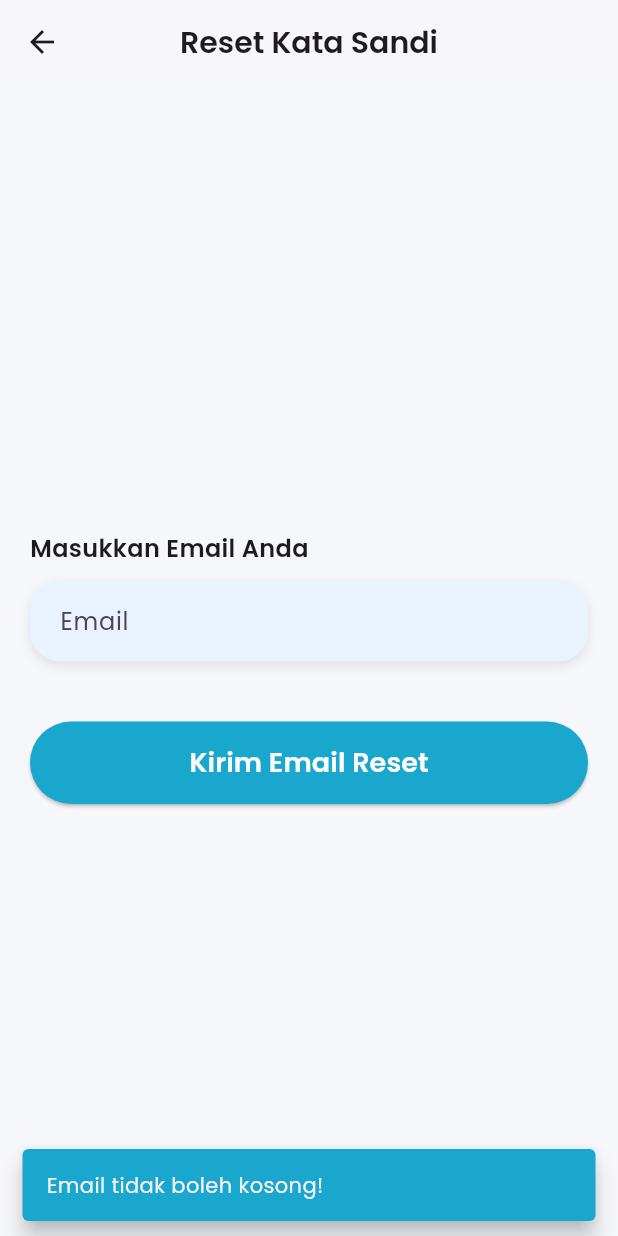
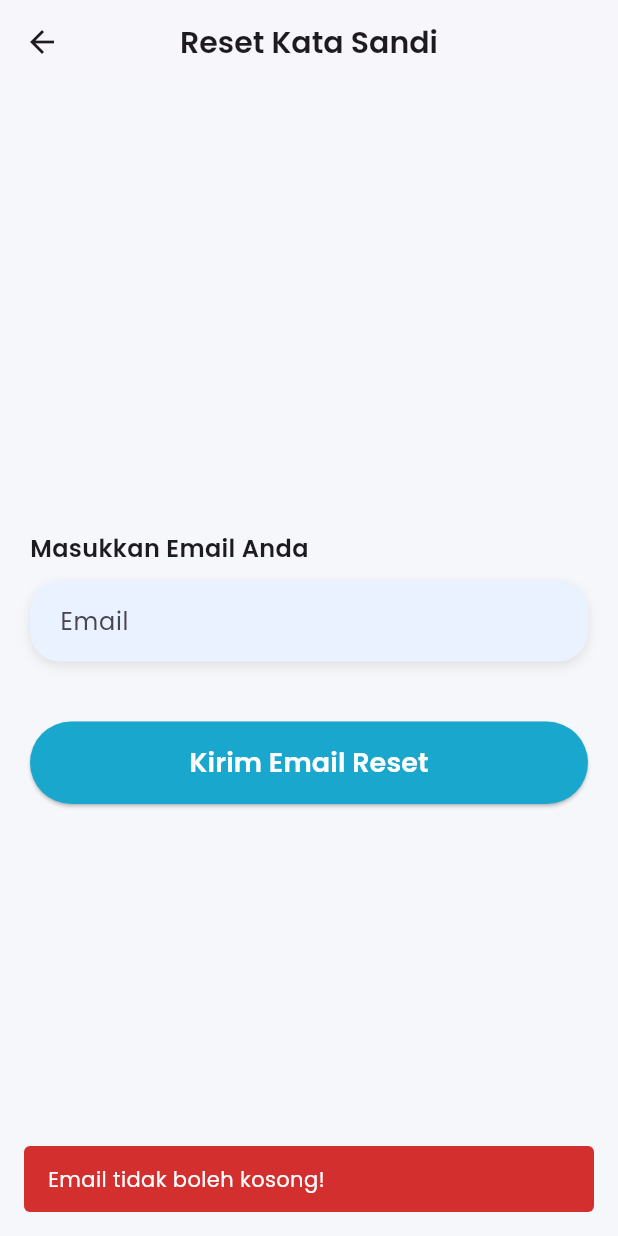
Before and after one commit to ALPHARESZ/WellnessID, a Flutter app: the ChangePassword screen opened by its route, after a tap on "Kirim Email Reset", on a phone screen of 412 x 824 dp. Run offline on Flutter 3.47's test engine with Material 3 defaults, Android fonts, the light colour scheme and no system bars; our stand-ins replace cloud_firestore, firebase_auth, firebase_core, go_router; accounts and stored records are empty.

Commit message:
Fix bug on change name and reset password

```diff
--- a/lib/screens/change_password_screen.dart
+++ b/lib/screens/change_password_screen.dart
@@ -3,6 +3,7 @@ import 'package:go_router/go_router.dart';
 import 'package:provider/provider.dart';
 
 import '../providers/auth_provider.dart';
+import '../utils/snackbar_helper.dart';
 
 class ChangePassword extends StatefulWidget {
   const ChangePassword({super.key});
@@ -19,46 +20,60 @@ class _ChangePasswordState extends State<ChangePassword> {
     final authProvider = context.read<AuthProvider>();
     final inputEmail = emailController.text.trim();
 
+    // 1️⃣ Validasi input
     if (inputEmail.isEmpty) {
-      showMessage("Email tidak boleh kosong!");
+      SnackbarHelper.showError(context, 'Email tidak boleh kosong!');
       return;
     }
 
-    final success = await authProvider.checkUser();
-    if (success) {
-      showMessage("Tidak ada pengguna yang login.");
+    // 2️⃣ Pastikan user sedang login
+    final isLoggedIn = await authProvider.checkUser();
+    if (!isLoggedIn) {
+      SnackbarHelper.showError(context, 'Tidak ada pengguna yang sedang login.');
       return;
     }
 
-    final registeredEmail = await authProvider.getUserEmail();
-    if (registeredEmail == null || registeredEmail != inputEmail) {
-      showMessage("Email tidak sesuai dengan akun yang sedang digunakan!");
+    // 3️⃣ Ambil email user yang sedang login
+    final currentEmail = authProvider.user?.email;
+    if (currentEmail == null) {
+      SnackbarHelper.showError(context, 'Gagal mengambil data pengguna.');
+      return;
+    }
+
+    // 4️⃣ Cek kecocokan email
+    if (currentEmail != inputEmail) {
+      SnackbarHelper.showError(context, 'Email tidak sesuai dengan akun yang sedang digunakan!');
       return;
     }
 
     setState(() => isLoading = true);
 
-    try {
+    // 5️⃣ Kirim email reset password
+    final success =
         await authProvider.sendPasswordResetEmail(inputEmail);
+
+    setState(() => isLoading = false);
+
+    if (!success) {
+      SnackbarHelper.showError(context, authProvider.errorMessage ?? "Gagal mengirim email reset password.");
+      return;
+    }
+
+    // 6️⃣ Logout setelah email terkirim
     await authProvider.logOut();
 
-      if (mounted) {
-        showMessage("Email reset password telah dikirim! Anda akan logout.");
+    if (!mounted) return;
+
+    SnackbarHelper.showSuccess(context, 'Email reset password berhasil dikirim. Silakan cek email Anda.');
+
+    // 7️⃣ Redirect ke login
     context.go('/login');
   }
-    } finally {
-      setState(() => isLoading = false);
-    }
-  }
 
-  void showMessage(String message) {
-    ScaffoldMessenger.of(context).showSnackBar(
-      SnackBar(
-        content: Text(message),
-        behavior: SnackBarBehavior.floating,
-        backgroundColor: const Color(0xff19A7CE),
-      ),
-    );
+  @override
+  void dispose() {
+    emailController.dispose();
+    super.dispose();
   }
 
   @override
@@ -66,7 +81,6 @@ class _ChangePasswordState extends State<ChangePassword> {
     return Scaffold(
       resizeToAvoidBottomInset: true,
       backgroundColor: const Color(0xffF6F7FB),
-
       appBar: AppBar(
         backgroundColor: Colors.white,
         elevation: 1,
@@ -80,10 +94,7 @@ class _ChangePasswordState extends State<ChangePassword> {
         ),
         centerTitle: true,
       ),
-
-      body: LayoutBuilder(
-        builder: (context, constraints) {
-          return Center(
+      body: Center(
         child: ConstrainedBox(
           constraints: const BoxConstraints(maxWidth: 600),
           child: SingleChildScrollView(
@@ -91,26 +102,20 @@ class _ChangePasswordState extends State<ChangePassword> {
               left: 20,
               right: 20,
               top: 20,
-                  bottom:
-                      MediaQuery.of(context).viewInsets.bottom + 30,
+              bottom: MediaQuery.of(context).viewInsets.bottom + 30,
             ),
             child: Column(
+              crossAxisAlignment: CrossAxisAlignment.start,
               children: [
                 const SizedBox(height: 20),
-
-                    const Align(
-                      alignment: Alignment.centerLeft,
-                      child: Text(
+                const Text(
                   "Masukkan Email Anda",
                   style: TextStyle(
                     fontSize: 16,
                     fontWeight: FontWeight.w600,
                   ),
                 ),
-                    ),
-
                 const SizedBox(height: 10),
-
                 Container(
                   decoration: BoxDecoration(
                     color: const Color(0xffEAF1FF),
@@ -120,7 +125,7 @@ class _ChangePasswordState extends State<ChangePassword> {
                         color: Colors.grey.shade300,
                         blurRadius: 6,
                         offset: const Offset(0, 3),
-                          )
+                      ),
                     ],
                   ),
                   child: TextField(
@@ -129,23 +134,21 @@ class _ChangePasswordState extends State<ChangePassword> {
                     decoration: const InputDecoration(
                       border: InputBorder.none,
                       contentPadding: EdgeInsets.symmetric(
-                              horizontal: 20, vertical: 15),
+                        horizontal: 20,
+                        vertical: 15,
+                      ),
                       hintText: "Email",
                     ),
                   ),
                 ),
-
                 const SizedBox(height: 40),
-
                 SizedBox(
                   width: double.infinity,
                   height: 55,
                   child: ElevatedButton(
-                        onPressed:
-                            isLoading ? null : sendResetEmail,
+                    onPressed: isLoading ? null : sendResetEmail,
                     style: ElevatedButton.styleFrom(
-                          backgroundColor:
-                              const Color(0xff19A7CE),
+                      backgroundColor: const Color(0xff19A7CE),
                       shape: RoundedRectangleBorder(
                         borderRadius: BorderRadius.circular(30),
                       ),
@@ -168,8 +171,6 @@ class _ChangePasswordState extends State<ChangePassword> {
             ),
           ),
         ),
-          );
-        },
       ),
     );
   }
--- a/lib/widgets/navigation_bar.dart
+++ b/lib/widgets/navigation_bar.dart
@@ -36,7 +36,7 @@ class AppNavigationBar extends StatelessWidget {
                 : 'assets/images/UnselectedHome.png',
             width: 32,
           ),
-          label: 'Home',
+          label: 'Beranda',
         ),
         BottomNavigationBarItem(
           icon: Image.asset(
@@ -45,7 +45,7 @@ class AppNavigationBar extends StatelessWidget {
                 : 'assets/images/UnselectedMedicine.png',
             width: 32,
           ),
-          label: 'Medicine',
+          label: 'Obat',
         ),
         BottomNavigationBarItem(
           icon: Image.asset(
--- a/pubspec.yaml
+++ b/pubspec.yaml
@@ -3,7 +3,7 @@ description: "A new Flutter project."
 
 publish_to: 'none'
 
-version: 1.0.0+1
+version: 1.0.1+2
 
 environment:
   sdk: ^3.9.2
```
Also changed, not shown: lib/screens/change_profile_screen.dart (+38 -35 lines), lib/screens/delete_account_screen.dart (+31 -1 lines). Lines whose indentation alone changed are shown as unchanged.
